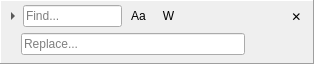
Above: src/controls/findreplacebar.ui from sanny32/OpenModSim before the change. Below: the same form after it.
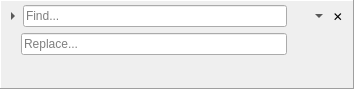
That is the form after the change. Icons and pictures are not drawn.

Commit message: Developing FeindReplaceBar

The edit to the form file:
```diff
--- a/src/controls/findreplacebar.ui
+++ b/src/controls/findreplacebar.ui
@@ -6,10 +6,16 @@
    <rect>
     <x>0</x>
     <y>0</y>
-    <width>314</width>
-    <height>64</height>
+    <width>354</width>
+    <height>89</height>
    </rect>
   </property>
+  <property name="minimumSize">
+   <size>
+    <width>280</width>
+    <height>0</height>
+   </size>
+  </property>
   <property name="autoFillBackground">
    <bool>true</bool>
   </property>
@@ -22,7 +28,7 @@
   <property name="sizeGripEnabled" stdset="0">
    <bool>true</bool>
   </property>
-  <layout class="QVBoxLayout" name="mainLayout" stretch="0,0">
+  <layout class="QVBoxLayout" name="mainLayout" stretch="0,0,0">
    <property name="spacing">
     <number>2</number>
    </property>
@@ -39,7 +45,7 @@
     <number>4</number>
    </property>
    <item>
-    <layout class="QHBoxLayout" name="findRow" stretch="0,1,0,0,0,0,0,0">
+    <layout class="QHBoxLayout" name="findRow" stretch="0,1,0,0">
      <property name="spacing">
       <number>2</number>
      </property>
@@ -79,96 +85,44 @@
       </widget>
      </item>
      <item>
-      <widget class="QToolButton" name="matchCaseButton">
-       <property name="toolTip">
-        <string>Match Case</string>
-       </property>
-       <property name="text">
-        <string>Aa</string>
-       </property>
-       <property name="checkable">
-        <bool>true</bool>
-       </property>
-       <property name="autoRaise">
-        <bool>true</bool>
-       </property>
-      </widget>
-     </item>
-     <item>
-      <widget class="QToolButton" name="matchWordButton">
-       <property name="toolTip">
-        <string>Match Whole Word</string>
-       </property>
-       <property name="text">
-        <string>W</string>
-       </property>
-       <property name="checkable">
-        <bool>true</bool>
-       </property>
-       <property name="autoRaise">
-        <bool>true</bool>
-       </property>
-      </widget>
-     </item>
-     <item>
-      <widget class="QToolButton" name="prevButton">
+      <widget class="QToolButton" name="findButton">
        <property name="minimumSize">
         <size>
-         <width>22</width>
+         <width>36</width>
          <height>22</height>
         </size>
        </property>
        <property name="maximumSize">
         <size>
-         <width>22</width>
-         <height>22</height>
-        </size>
-       </property>
-       <property name="toolTip">
-        <string>Previous (Shift+Enter)</string>
-       </property>
-       <property name="autoRaise">
-        <bool>true</bool>
-       </property>
-      </widget>
-     </item>
-     <item>
-      <widget class="QToolButton" name="nextButton">
-       <property name="minimumSize">
-        <size>
-         <width>22</width>
-         <height>22</height>
-        </size>
-       </property>
-       <property name="maximumSize">
-        <size>
-         <width>22</width>
+         <width>36</width>
          <height>22</height>
         </size>
        </property>
        <property name="toolTip">
         <string>Next (Enter)</string>
        </property>
+       <property name="popupMode">
+        <enum>QToolButton::ToolButtonPopupMode::MenuButtonPopup</enum>
+       </property>
        <property name="autoRaise">
         <bool>true</bool>
        </property>
       </widget>
      </item>
-     <item>
-      <widget class="QLabel" name="matchCountLabel">
-       <property name="minimumSize">
-        <size>
-         <width>50</width>
-         <height>0</height>
-        </size>
-       </property>
-       <property name="alignment">
-        <set>Qt::AlignmentFlag::AlignCenter</set>
-       </property>
-      </widget>
-     </item>
      <item>
       <widget class="QToolButton" name="closeButton">
+       <property name="minimumSize">
+        <size>
+         <width>22</width>
+         <height>22</height>
+        </size>
+       </property>
+       <property name="maximumSize">
+        <size>
+         <width>22</width>
+         <height>22</height>
+        </size>
+       </property>
        <property name="toolTip">
         <string>Close (Escape)</string>
        </property>
@@ -190,7 +144,7 @@
      <property name="lineWidth">
       <number>0</number>
      </property>
-     <layout class="QHBoxLayout" name="replaceLayout" stretch="0,1,0,0">
+     <layout class="QHBoxLayout" name="replaceLayout" stretch="0,1,0,0,0">
       <property name="spacing">
        <number>2</number>
       </property>
@@ -234,6 +188,18 @@
       </item>
       <item>
        <widget class="QToolButton" name="replaceButton">
+        <property name="minimumSize">
+         <size>
+          <width>22</width>
+          <height>22</height>
+         </size>
+        </property>
+        <property name="maximumSize">
+         <size>
+          <width>22</width>
+          <height>22</height>
+         </size>
+        </property>
         <property name="toolTip">
          <string>Replace</string>
         </property>
@@ -254,6 +220,18 @@
       </item>
       <item>
        <widget class="QToolButton" name="replaceAllButton">
+        <property name="minimumSize">
+         <size>
+          <width>22</width>
+          <height>22</height>
+         </size>
+        </property>
+        <property name="maximumSize">
+         <size>
+          <width>22</width>
+          <height>22</height>
+         </size>
+        </property>
         <property name="toolTip">
          <string>Replace All</string>
         </property>
@@ -272,9 +250,103 @@
         </property>
        </widget>
       </item>
+      <item>
+       <spacer name="horizontalSpacer_2">
+        <property name="orientation">
+         <enum>Qt::Orientation::Horizontal</enum>
+        </property>
+        <property name="sizeType">
+         <enum>QSizePolicy::Policy::Fixed</enum>
+        </property>
+        <property name="sizeHint" stdset="0">
+         <size>
+          <width>14</width>
+          <height>20</height>
+         </size>
+        </property>
+       </spacer>
+      </item>
      </layout>
     </widget>
    </item>
+   <item>
+    <layout class="QHBoxLayout" name="horizontalLayout" stretch="0,0,1">
+     <property name="spacing">
+      <number>2</number>
+     </property>
+     <item>
+      <widget class="QToolButton" name="matchCaseButton">
+       <property name="minimumSize">
+        <size>
+         <width>22</width>
+         <height>22</height>
+        </size>
+       </property>
+       <property name="maximumSize">
+        <size>
+         <width>22</width>
+         <height>22</height>
+        </size>
+       </property>
+       <property name="toolTip">
+        <string>Match Case</string>
+       </property>
+       <property name="icon">
+        <iconset resource="../resources.qrc">
+         <normaloff>:/res/icon-match-case.svg</normaloff>:/res/icon-match-case.svg</iconset>
+       </property>
+       <property name="checkable">
+        <bool>true</bool>
+       </property>
+       <property name="autoRaise">
+        <bool>true</bool>
+       </property>
+      </widget>
+     </item>
+     <item>
+      <widget class="QToolButton" name="matchWordButton">
+       <property name="minimumSize">
+        <size>
+         <width>22</width>
+         <height>22</height>
+        </size>
+       </property>
+       <property name="maximumSize">
+        <size>
+         <width>22</width>
+         <height>22</height>
+        </size>
+       </property>
+       <property name="toolTip">
+        <string>Match Whole Word</string>
+       </property>
+       <property name="icon">
+        <iconset resource="../resources.qrc">
+         <normaloff>:/res/icon-whole-word.svg</normaloff>:/res/icon-whole-word.svg</iconset>
+       </property>
+       <property name="checkable">
+        <bool>true</bool>
+       </property>
+       <property name="autoRaise">
+        <bool>true</bool>
+       </property>
+      </widget>
+     </item>
+     <item>
+      <spacer name="horizontalSpacer">
+       <property name="orientation">
+        <enum>Qt::Orientation::Horizontal</enum>
+       </property>
+       <property name="sizeHint" stdset="0">
+        <size>
+         <width>40</width>
+         <height>20</height>
+        </size>
+       </property>
+      </spacer>
+     </item>
+    </layout>
+   </item>
   </layout>
  </widget>
  <resources>
```
The commit also changes 13 other files.
